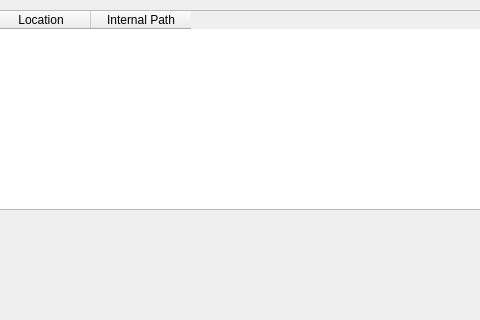
Qt form ilastik-shell/applets/dataSelection/dataSelection.ui (ilastik/ilastik) before a commit; both pictures show x 120 to 600 and y 0 to 320 of the 884 by 577 pixel window.
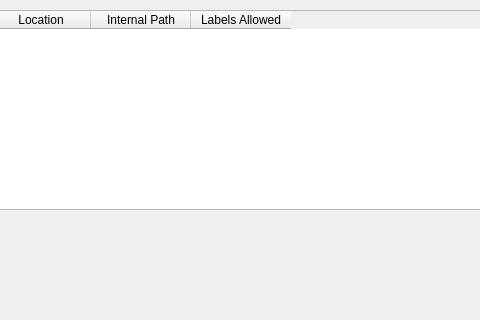
The same form after that commit.

Commit message: DataSelection: GUI/Serializer now support the "Allow Labels" flag.

Diff of the .ui file:
```diff
--- a/ilastik-shell/applets/dataSelection/dataSelection.ui
+++ b/ilastik-shell/applets/dataSelection/dataSelection.ui
@@ -49,6 +49,11 @@
      <string>Internal Path</string>
     </property>
    </column>
+   <column>
+    <property name="text">
+     <string>Labels Allowed</string>
+    </property>
+   </column>
   </widget>
  </widget>
  <resources/>
```
The commit also changes 2 other files.
